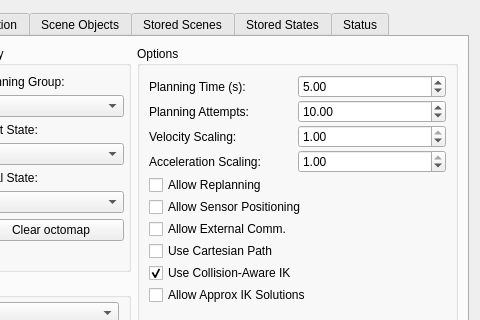
Qt form moveit_ros/visualization/motion_planning_rviz_plugin/src/ui/motion_planning_rviz_plugin_frame.ui (moveit/moveit) before a commit; both pictures show x 212 to 692 and y 0 to 320 of the 692 by 414 pixel window.
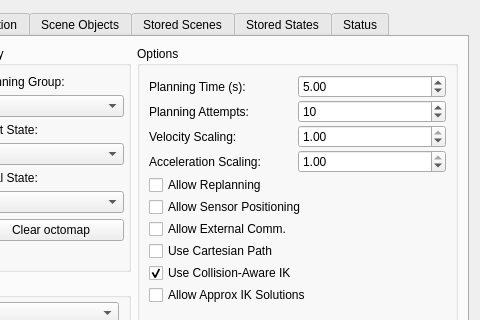
The same form after that commit. The open tabs and pages were chosen to show the change. Custom widgets are drawn as their Qt base class.

Commit message: MP display: planning attempts are natural numbers (#2076)

```diff
--- a/moveit_ros/visualization/motion_planning_rviz_plugin/src/ui/motion_planning_rviz_plugin_frame.ui
+++ b/moveit_ros/visualization/motion_planning_rviz_plugin/src/ui/motion_planning_rviz_plugin_frame.ui
@@ -603,7 +603,7 @@
              </widget>
             </item>
             <item>
-             <widget class="QDoubleSpinBox" name="planning_attempts">
+             <widget class="QSpinBox" name="planning_attempts">
               <property name="sizePolicy">
                <sizepolicy hsizetype="Minimum" vsizetype="Fixed">
                 <horstretch>0</horstretch>
@@ -611,10 +611,10 @@
                </sizepolicy>
               </property>
               <property name="maximum">
-               <double>1000.000000000000000</double>
+               <number>1000</number>
               </property>
               <property name="value">
-               <double>10.000000000000000</double>
+               <number>10</number>
               </property>
              </widget>
             </item>
```
